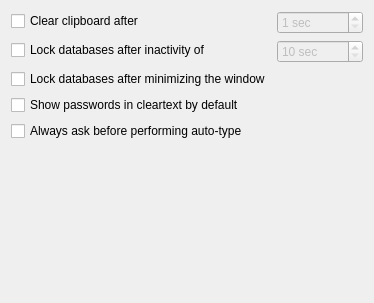
Before: the Qt Designer form src/gui/SettingsWidgetSecurity.ui in keepassxreboot/keepassxc, drawn with Qt 5.
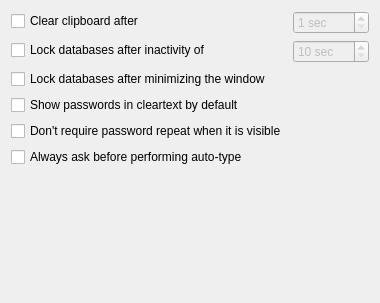
After: the same form once the commit is applied.

Commit message: Don't require password repeat when it is visible. Fixes #27

The edit to the form file:
```diff
--- a/src/gui/SettingsWidgetSecurity.ui
+++ b/src/gui/SettingsWidgetSecurity.ui
@@ -72,6 +72,13 @@
     </widget>
    </item>
    <item row="4" column="0">
+    <widget class="QCheckBox" name="passwordRepeatCheckBox">
+     <property name="text">
+      <string>Don't require password repeat when it is visible</string>
+     </property>
+    </widget>
+   </item>
+   <item row="5" column="0">
     <widget class="QCheckBox" name="autoTypeAskCheckBox">
      <property name="text">
       <string>Always ask before performing auto-type</string>
```
The commit also changes 4 other files.
